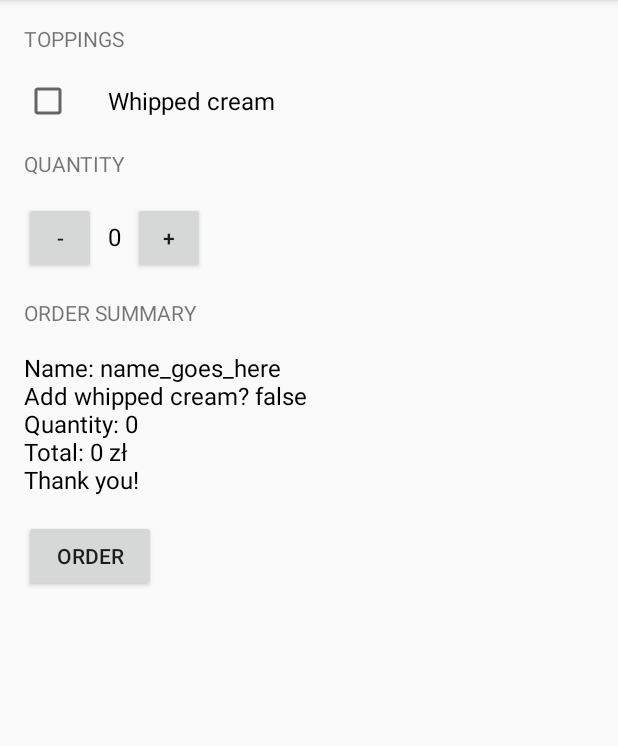
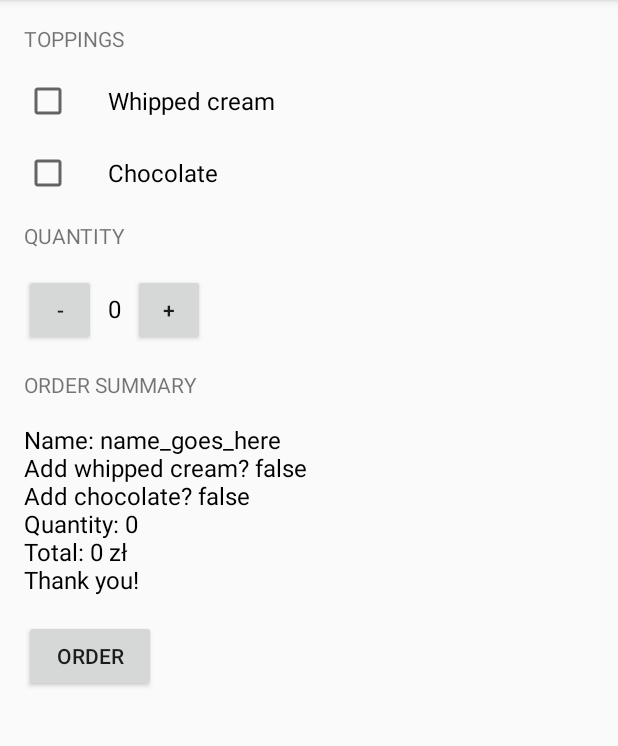
Before and after one commit to ezbery/Android, an Android app: the screen it shows after launch (MainActivity), after a tap on "ORDER", on a phone screen of 412 x 824 dp, the part 84-830 px from its top. Run offline under Robolectric (Android 15) with nearby library versions, the phone set to English and light mode, and no system bars.

Commit message:
added 2nd checkbox

```diff
--- a/JustJava/app/src/main/java/com/example/android/justjava/MainActivity.java
+++ b/JustJava/app/src/main/java/com/example/android/justjava/MainActivity.java
@@ -31,9 +31,10 @@
      * This method is called when the order button is clicked.
      */
 
-    private String createOrderSummary(int price, boolean addWhippedCream) {
+    private String createOrderSummary(int price, boolean addWhippedCream, boolean addChocolate) {
         String priceMessage = "Name: name_goes_here";
         priceMessage += "\nAdd whipped cream? " + addWhippedCream;
+        priceMessage += "\nAdd chocolate? " + addChocolate;
         priceMessage += "\nQuantity: " + quantity;
         priceMessage += "\nTotal: " + price + " zł";
         priceMessage += "\nThank you!";
@@ -43,8 +44,10 @@
     public void submitOrder(View view) {
         int price = calculatePrice();
         CheckBox whippedCreamCheckBox = (CheckBox) findViewById(R.id.whipped_cram_checkbox);
+        CheckBox chocolateCheckBox = (CheckBox) findViewById(R.id.chocolate_checkbox);
         boolean hasWhippedCream = whippedCreamCheckBox.isChecked();
-        displayMessage(createOrderSummary(price, hasWhippedCream));
+        boolean hasChocolate = chocolateCheckBox.isChecked();
+        displayMessage(createOrderSummary(price, hasWhippedCream, hasChocolate));
     }
 
     /**
--- a/JustJava/app/src/main/res/layout/activity_main.xml
+++ b/JustJava/app/src/main/res/layout/activity_main.xml
@@ -29,6 +29,15 @@
             android:layout_marginBottom="16dp"
             android:paddingLeft="24dp"
             android:text="Whipped cream"
+            android:textSize="16sp" />
+
+        <CheckBox
+            android:id="@+id/chocolate_checkbox"
+            android:layout_width="wrap_content"
+            android:layout_height="wrap_content"
+            android:layout_marginBottom="16dp"
+            android:paddingLeft="24dp"
+            android:text="Chocolate"
             android:textSize="16sp" />
 
         <TextView
```
